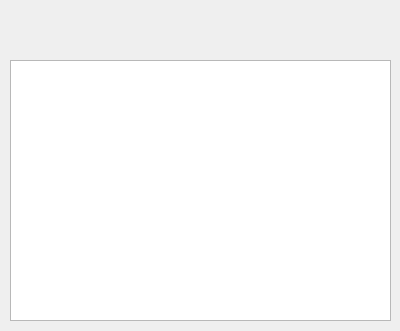
savage-lof/espresso, file main.ui: the form before one commit.
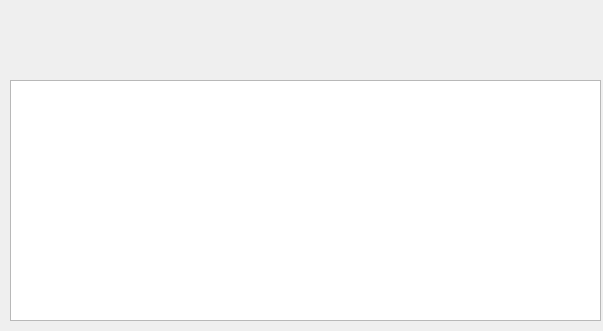
The form after the commit.

```diff
--- a/main.ui
+++ b/main.ui
@@ -6,20 +6,20 @@
    <rect>
     <x>0</x>
     <y>0</y>
-    <width>400</width>
+    <width>603</width>
     <height>331</height>
    </rect>
   </property>
   <property name="windowTitle">
    <string>Form</string>
   </property>
-  <widget class="QTableView" name="tableView">
+  <widget class="QTableWidget" name="tableWidget">
    <property name="geometry">
     <rect>
      <x>10</x>
-     <y>60</y>
-     <width>381</width>
-     <height>261</height>
+     <y>80</y>
+     <width>591</width>
+     <height>241</height>
     </rect>
    </property>
   </widget>
```
